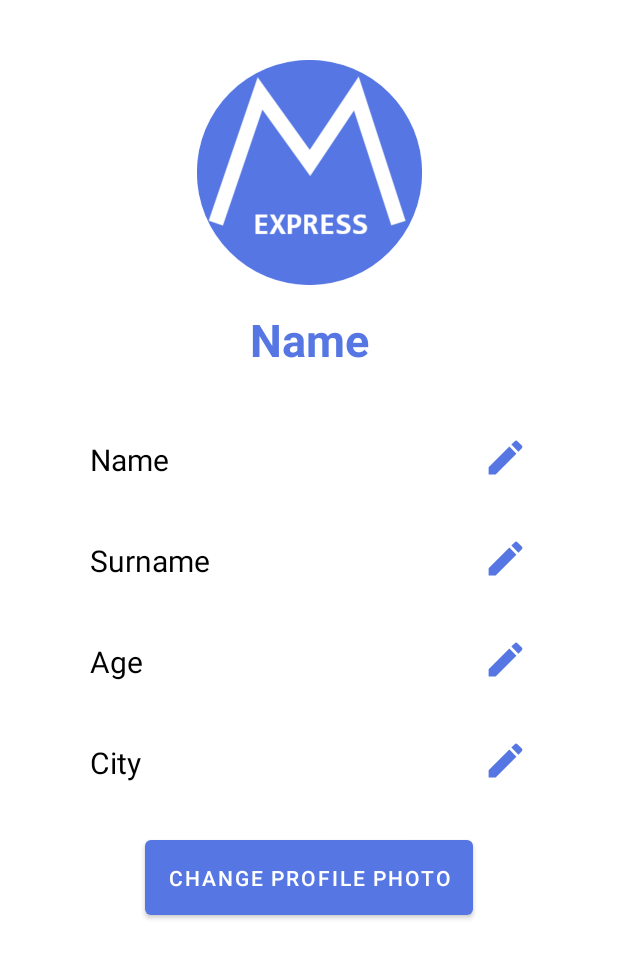
After one commit to micwiccode/meetexpress_android_app, an Android app: the UserDetails screen opened directly, with no data from a screen before it, on a phone screen of 412 x 824 dp. The commit adds this screen. Shown: the top 958 px of the screen. Run offline under Robolectric (Android 15) with nearby library versions, the phone set to English and light mode, and no system bars.

Commit message:
Add User details activity

```diff
--- a/app/src/main/java/com/example/meetexpress/MenuActivity.kt
+++ b/app/src/main/java/com/example/meetexpress/MenuActivity.kt
@@ -3,31 +3,35 @@ package com.example.meetexpress
 import androidx.appcompat.app.AppCompatActivity
 import android.os.Bundle
 import android.view.MenuItem
-import android.view.View
 import com.google.android.material.bottomnavigation.BottomNavigationView
 import kotlinx.android.synthetic.main.activity_menu.*
 import androidx.drawerlayout.widget.DrawerLayout
+import android.content.Intent
 import androidx.core.app.ComponentActivity.ExtraData
 import androidx.core.content.ContextCompat.getSystemService
 import android.icu.lang.UCharacter.GraphemeClusterBreak.T
-import androidx.core.content.ContextCompat.getSystemService
-import android.icu.lang.UCharacter.GraphemeClusterBreak.T
+import android.widget.Toast
+import com.google.android.material.navigation.NavigationView
 
-class MenuActivity : AppCompatActivity(), BottomNavigationView.OnNavigationItemSelectedListener {
+
+class MenuActivity : AppCompatActivity(), BottomNavigationView.OnNavigationItemSelectedListener, NavigationView.OnNavigationItemSelectedListener {
 
     private val createFragment : CreateEventFragment = CreateEventFragment()
     private val findFragment : FindEventFragment = FindEventFragment()
     private val reviewFragment : ReviewEventsFragment = ReviewEventsFragment()
     private var drawerLayout : DrawerLayout? = null
 
-        override fun onCreate(savedInstanceState: Bundle?) {
+    override fun onCreate(savedInstanceState: Bundle?) {
         super.onCreate(savedInstanceState)
         setContentView(R.layout.activity_menu)
 
-            drawerLayout = findViewById(R.id.drawer_layout)
-            val bottomNavigationView = findViewById<BottomNavigationView>(R.id.bottom_nav_view)
-            bottomNavigationView.setOnNavigationItemSelectedListener(this)
-            bottomNavigationView.selectedItemId = R.id.menu_create
+        drawerLayout = findViewById(R.id.drawer_layout)
+        val bottomNavigationView = findViewById<BottomNavigationView>(R.id.bottom_nav_view)
+        bottomNavigationView.setOnNavigationItemSelectedListener(this)
+        bottomNavigationView.selectedItemId = R.id.menu_create
+
+        val navigationView = findViewById<NavigationView>(R.id.nav)
+        navigationView.setNavigationItemSelectedListener(this)
     }
 
     override fun onNavigationItemSelected(item: MenuItem): Boolean {
@@ -45,6 +49,11 @@ class MenuActivity : AppCompatActivity(), BottomNavigationView.OnNavigationItemS
                 supportFragmentManager.beginTransaction().setCustomAnimations(R.anim.fade_in, R.anim.fade_out).replace(R.id.container, reviewFragment).commit()
                 return true
             }
+            R.id.edit_account -> {
+                val i = Intent(this@MenuActivity, UserDetails::class.java)
+                startActivity(i)
+                return true
+            }
         }
         return false
     }
--- /dev/null
+++ b/app/src/main/java/com/example/meetexpress/UserDetails.kt
@@ -0,0 +1,45 @@
+package com.example.meetexpress
+
+import androidx.appcompat.app.AppCompatActivity
+import android.os.Bundle
+import androidx.core.graphics.drawable.RoundedBitmapDrawableFactory
+import android.graphics.BitmapFactory
+import android.widget.ImageView
+import kotlinx.android.synthetic.main.activity_user_details.*
+import android.content.Intent
+
+
+class UserDetails : AppCompatActivity() {
+
+    val PICK_IMAGE = 1
+
+    override fun onCreate(savedInstanceState: Bundle?) {
+        super.onCreate(savedInstanceState)
+        setContentView(R.layout.activity_user_details)
+
+        val profile_photo = findViewById<ImageView>(R.id.profile_photo)
+
+        val batmapBitmap = BitmapFactory.decodeResource(resources, R.drawable.logo)
+        val circularBitmapDrawable = RoundedBitmapDrawableFactory.create(resources, batmapBitmap)
+
+        circularBitmapDrawable.isCircular = true
+        profile_photo.setImageDrawable(circularBitmapDrawable)
+
+        change_photo_btn.setOnClickListener {
+            changePhoto()
+        }
+    }
+
+    private fun changePhoto() {
+        val intent = Intent()
+        intent.type = "image/*"
+        intent.action = Intent.ACTION_GET_CONTENT
+        startActivityForResult(Intent.createChooser(intent, "Select Picture"), PICK_IMAGE)
+    }
+
+    public override fun onActivityResult(requestCode: Int, resultCode: Int, data: Intent?) {
+        if (requestCode == PICK_IMAGE) {
+            //TODO: action
+        }
+    }
+}
--- /dev/null
+++ b/app/src/main/res/drawable/circle.xml
@@ -0,0 +1,12 @@
+<?xml version="1.0" encoding="utf-8"?>
+<shape xmlns:android="http://schemas.android.com/apk/res/android"
+    android:innerRadius="0dp"
+    android:shape="ring"
+    android:thicknessRatio="1.9"
+    android:useLevel="false" >
+    <solid android:color="@android:color/transparent" />
+
+    <stroke
+        android:width="10dp"
+        android:color="@android:color/white" />
+</shape>
--- /dev/null
+++ b/app/src/main/res/drawable/ic_edit_black_24dp.xml
@@ -0,0 +1,5 @@
+<vector android:height="30dp" android:tint="#5576E3"
+    android:viewportHeight="24.0" android:viewportWidth="24.0"
+    android:width="30dp" xmlns:android="http://schemas.android.com/apk/res/android">
+    <path android:fillColor="#FF000000" android:pathData="M3,17.25V21h3.75L17.81,9.94l-3.75,-3.75L3,17.25zM20.71,7.04c0.39,-0.39 0.39,-1.02 0,-1.41l-2.34,-2.34c-0.39,-0.39 -1.02,-0.39 -1.41,0l-1.83,1.83 3.75,3.75 1.83,-1.83z"/>
+</vector>
--- a/app/src/main/res/layout/activity_menu.xml
+++ b/app/src/main/res/layout/activity_menu.xml
@@ -46,5 +46,4 @@
         app:layout_constraintTop_toTopOf="parent"
         app:menu="@menu/navigation_menu" />
 
-
 </androidx.drawerlayout.widget.DrawerLayout>
--- /dev/null
+++ b/app/src/main/res/layout/activity_user_details.xml
@@ -0,0 +1,175 @@
+<?xml version="1.0" encoding="utf-8"?>
+<androidx.constraintlayout.widget.ConstraintLayout xmlns:android="http://schemas.android.com/apk/res/android"
+    xmlns:app="http://schemas.android.com/apk/res-auto"
+    xmlns:tools="http://schemas.android.com/tools"
+    android:layout_width="match_parent"
+    android:layout_height="match_parent"
+    android:background="@color/white"
+    tools:context=".UserDetails">
+
+
+    <ImageView
+        android:id="@+id/profile_photo"
+        android:layout_width="150dp"
+        android:layout_height="150dp"
+        android:layout_marginTop="40dp"
+        android:background="@drawable/logo"
+        app:layout_constraintEnd_toEndOf="parent"
+        app:layout_constraintStart_toStartOf="parent"
+        app:layout_constraintTop_toTopOf="parent" />
+
+    <TextView
+        android:id="@+id/name_main"
+        android:layout_width="wrap_content"
+        android:layout_height="wrap_content"
+        android:layout_marginTop="16dp"
+        android:text="@string/name"
+        android:textAlignment="center"
+        android:textColor="@color/blue"
+        android:textSize="30sp"
+        android:textStyle="bold"
+        app:layout_constraintEnd_toEndOf="parent"
+        app:layout_constraintStart_toStartOf="parent"
+        app:layout_constraintTop_toBottomOf="@+id/profile_photo" />
+
+    <LinearLayout
+        android:id="@+id/form"
+        android:layout_width="match_parent"
+        android:layout_height="wrap_content"
+        android:layout_marginTop="16dp"
+        android:orientation="vertical"
+        android:paddingHorizontal="60dp"
+        app:layout_constraintEnd_toEndOf="parent"
+        app:layout_constraintStart_toStartOf="parent"
+        app:layout_constraintTop_toBottomOf="@+id/name_main">
+
+        <LinearLayout
+            android:layout_width="fill_parent"
+            android:layout_height="wrap_content"
+            android:orientation="horizontal">
+
+            <TextView
+                android:id="@+id/name"
+                android:layout_width="wrap_content"
+                android:layout_height="wrap_content"
+                android:layout_marginTop="30dp"
+                android:text="@string/name"
+                android:textColor="@color/black"
+                android:textSize="20dp" />
+
+            <View
+                android:layout_width="0dp"
+                android:layout_height="0dp"
+                android:layout_weight="1" />
+
+            <ImageButton
+                android:id="@+id/name_edit"
+                android:layout_width="wrap_content"
+                android:layout_height="wrap_content"
+                android:layout_gravity="bottom"
+                android:background="@drawable/ic_edit_black_24dp" />
+
+        </LinearLayout>
+
+        <LinearLayout
+            android:layout_width="match_parent"
+            android:layout_height="wrap_content"
+            android:layout_marginTop="20dp"
+            android:orientation="horizontal">
+
+            <TextView
+                android:id="@+id/surname"
+                android:layout_width="wrap_content"
+                android:layout_height="wrap_content"
+                android:layout_marginTop="20dp"
+                android:text="@string/surname"
+                android:textColor="@color/black"
+                android:textSize="20dp" />
+
+            <View
+                android:layout_width="0dp"
+                android:layout_height="0dp"
+                android:layout_weight="1" />
+
+            <ImageButton
+                android:id="@+id/surname_edit"
+                android:layout_width="wrap_content"
+                android:layout_height="wrap_content"
+                android:layout_gravity="bottom"
+                android:background="@drawable/ic_edit_black_24dp" />
+
+        </LinearLayout>
+
+        <LinearLayout
+            android:layout_width="match_parent"
+            android:layout_height="wrap_content"
+            android:layout_marginTop="20dp"
+            android:orientation="horizontal">
+
+            <TextView
+                android:id="@+id/age"
+                android:layout_width="wrap_content"
+                android:layout_height="wrap_content"
+                android:layout_marginTop="20dp"
+                android:text="@string/age"
+                android:textColor="@color/black"
+                android:textSize="20dp" />
+
+            <View
+                android:layout_width="0dp"
+                android:layout_height="0dp"
+                android:layout_weight="1" />
+
+            <ImageButton
+                android:id="@+id/age_edit"
+                android:layout_width="wrap_content"
+                android:layout_height="wrap_content"
+                android:layout_gravity="bottom"
+                android:background="@drawable/ic_edit_black_24dp" />
+
+        </LinearLayout>
+
+        <LinearLayout
+            android:layout_width="match_parent"
+            android:layout_height="wrap_content"
+            android:layout_marginTop="20dp"
+            android:orientation="horizontal">
+
+            <TextView
+                android:id="@+id/city"
+                android:layout_width="wrap_content"
+                android:layout_height="wrap_content"
+                android:layout_marginTop="20dp"
+                android:text="@string/city"
+                android:textColor="@color/black"
+                android:textSize="20dp" />
+
+            <View
+                android:layout_width="0dp"
+                android:layout_height="0dp"
+                android:layout_weight="1" />
+
+            <ImageButton
+                android:id="@+id/city_edit"
+                android:layout_width="wrap_content"
+                android:layout_height="wrap_content"
+                android:layout_gravity="bottom"
+                android:background="@drawable/ic_edit_black_24dp" />
+
+        </LinearLayout>
+
+    </LinearLayout>
+
+    <com.google.android.material.button.MaterialButton
+        android:id="@+id/change_photo_btn"
+        android:layout_width="wrap_content"
+        android:layout_height="wrap_content"
+        android:layout_marginTop="32dp"
+        android:padding="15dp"
+        android:text="@string/change_photo"
+        android:textColor="@color/white"
+        app:layout_constraintEnd_toEndOf="parent"
+        app:layout_constraintStart_toStartOf="parent"
+        app:layout_constraintTop_toBottomOf="@+id/form" />
+
+</androidx.constraintlayout.widget.ConstraintLayout>
--- a/app/src/main/res/layout/navigation_header.xml
+++ b/app/src/main/res/layout/navigation_header.xml
@@ -26,7 +26,6 @@
         android:layout_width="wrap_content"
         android:layout_height="wrap_content"
         android:text="John Smith"
-
         android:textColor="@color/grey"
         android:textSize="18sp" />
 
--- a/app/src/main/res/values/strings.xml
+++ b/app/src/main/res/values/strings.xml
@@ -42,5 +42,6 @@
 
     <string name="dont_have_account">No account? Create it now</string>
     <string name="date">Date (DD.MM.YYYY)</string>
+    <string name="change_photo">Change profile photo</string>
 
 </resources>
```
Also changed, not shown: app/src/main/AndroidManifest.xml (+4 -8 lines).
